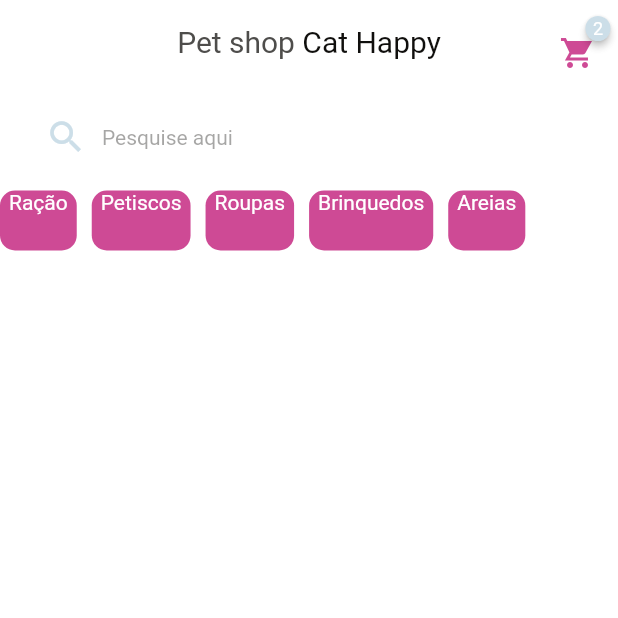
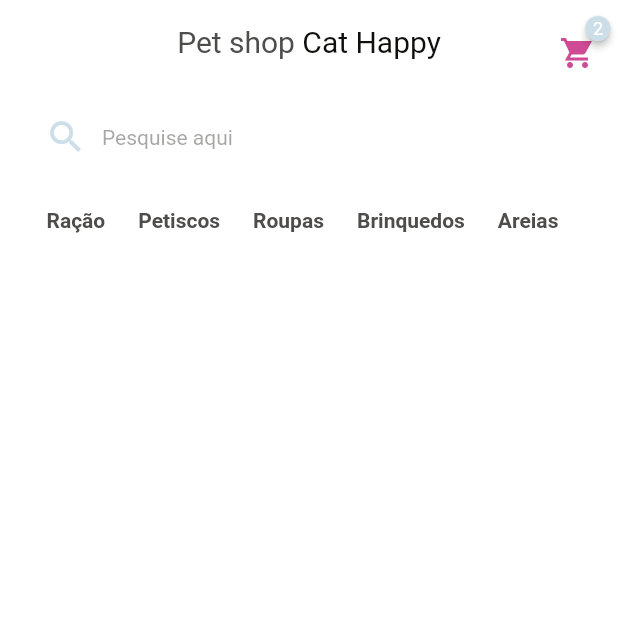
Before and after one commit to luanwertys/flutter_app_feira_tcc, a Flutter app: the HomeTab screen opened directly, on a phone screen of 412 x 824 dp, the top half of it. Run offline on Flutter 3.47's test engine with Material 2 defaults, Android fonts, the phone set to English and light mode, and no system bars; drawn by our look-alikes of badges; our stand-ins replace animated_text_kit, mask_text_input_formatter; Roboto replaces fonts that are missing (Muslish).

Commit message:
organização

```diff
--- a/lib/main.dart
+++ b/lib/main.dart
@@ -1,5 +1,5 @@
 import 'package:flutter/material.dart';
-import 'package:flutter_app_cat_happy/src/auth/sign_in_screen.dart';
+import 'package:flutter_app_cat_happy/src/pages/auth/sign_in_screen.dart';
 import 'package:flutter_app_cat_happy/src/config/custom_colors.dart';
 
 void main() {
--- a/lib/src/home/components/category_tile.dart
+++ /dev/null
@@ -1,31 +0,0 @@
-import 'package:flutter/material.dart';
-import 'package:flutter_app_cat_happy/src/config/custom_colors.dart';
-
-class CategoryTile extends StatelessWidget {
-  const CategoryTile({
-    Key? key,
-    required this.category,
-    required this.isSelected,
-  }) : super(key: key);
-
-  final String category;
-  final bool isSelected;
-  @override
-  Widget build(BuildContext context) {
-    return Container(
-      padding: const EdgeInsets.symmetric(
-        horizontal: 6,
-      ),
-      decoration: BoxDecoration(
-        borderRadius: BorderRadius.circular(10),
-        color: CustomColors.customContrastColor3,
-      ),
-      child: Text(
-        category,
-        style: TextStyle(
-          color: CustomColors.customContrastColor4,
-        ),
-      ),
-    );
-  }
-}
--- a/lib/src/home/home_tab.dart
+++ /dev/null
@@ -1,110 +0,0 @@
-import 'package:badges/badges.dart';
-import 'package:flutter/foundation.dart';
-import 'package:flutter/material.dart';
-import 'package:flutter_app_cat_happy/src/auth/components/custom_text_rich.dart';
-import 'package:flutter_app_cat_happy/src/config/custom_colors.dart';
-import 'package:flutter_app_cat_happy/src/home/components/category_tile.dart';
-
-class HomeTab extends StatelessWidget {
-  HomeTab({Key? key}) : super(key: key);
-
-  List<String> categorias = [
-    'Ração',
-    'Petiscos',
-    'Roupas',
-    'Brinquedos',
-    'Areias'
-  ];
-
-  @override
-  Widget build(BuildContext context) {
-    return Scaffold(
-      // App bar
-      appBar: AppBar(
-        backgroundColor: Colors.transparent,
-        elevation: 0,
-        centerTitle: true,
-        title: const CustomTextRich(
-          fontsize: 20,
-        ),
-        actions: [
-          Padding(
-            padding: const EdgeInsets.only(top: 15, right: 15),
-            child: GestureDetector(
-              onTap: () {},
-              child: Badge(
-                badgeColor: CustomColors.customSwatchColor,
-                badgeContent: const Text(
-                  '2',
-                  style: TextStyle(
-                    color: Colors.white,
-                    fontSize: 12,
-                  ),
-                ),
-                child: Icon(
-                  Icons.shopping_cart_sharp,
-                  color: CustomColors.customContrastColor3,
-                ),
-              ),
-            ),
-          )
-        ],
-      ),
-
-      // input search
-
-      body: Column(
-        children: [
-          Padding(
-            padding: const EdgeInsets.symmetric(
-              horizontal: 20,
-              vertical: 10,
-            ),
-            child: TextFormField(
-              decoration: InputDecoration(
-                filled: true,
-                fillColor: CustomColors.customContrastColor4,
-                isDense: true,
-                hintText: 'Pesquise aqui',
-                hintStyle: TextStyle(
-                  color: CustomColors.customContrastColor.withOpacity(.5),
-                  fontSize: 14,
-                ),
-                prefixIcon: Icon(
-                  Icons.search,
-                  color: CustomColors.customSwatchColor,
-                  size: 28,
-                ),
-                border: OutlineInputBorder(
-                  borderRadius: BorderRadius.circular(60),
-                  borderSide: const BorderSide(
-                    width: 0,
-                    style: BorderStyle.none,
-                  ),
-                ),
-              ),
-            ),
-          ),
-
-          // Categorias
-          SizedBox(
-            height: 40,
-            child: ListView.separated(
-              scrollDirection: Axis.horizontal,
-              itemBuilder: (_, index) {
-                return CategoryTile(
-                  category: categorias[index],
-                  isSelected: false,
-                );
-              },
-              separatorBuilder: (_, index) => const SizedBox(width: 10),
-              itemCount: categorias.length,
-            ),
-          ),
-
-          //List Grid
-        ],
-      ),
-    );
-  }
-}
--- a/lib/src/auth/sing_up_screen.dart
+++ b/lib/src/pages/auth/sing_up_screen.dart
@@ -1,5 +1,5 @@
 import 'package:flutter/material.dart';
-import 'package:flutter_app_cat_happy/src/auth/components/custom_text_field.dart';
+import 'package:flutter_app_cat_happy/src/pages/auth/components/custom_text_field.dart';
 import 'package:flutter_app_cat_happy/src/config/custom_colors.dart';
 import 'package:mask_text_input_formatter/mask_text_input_formatter.dart';
 
--- a/lib/src/base/base_screen.dart
+++ b/lib/src/pages/base/base_screen.dart
@@ -1,6 +1,6 @@
 import 'package:flutter/material.dart';
 import 'package:flutter_app_cat_happy/src/config/custom_colors.dart';
-import 'package:flutter_app_cat_happy/src/home/home_tab.dart';
+import 'package:flutter_app_cat_happy/src/pages/home/home_tab.dart';
 
 class BaseScreen extends StatefulWidget {
   const BaseScreen({Key? key}) : super(key: key);
--- /dev/null
+++ b/lib/src/pages/home/components/category_tile.dart
@@ -0,0 +1,45 @@
+import 'package:flutter/material.dart';
+import 'package:flutter_app_cat_happy/src/config/custom_colors.dart';
+
+class CategoryTile extends StatelessWidget {
+  const CategoryTile({
+    Key? key,
+    required this.category,
+    required this.isSelected,
+    required this.onPressed,
+  }) : super(key: key);
+
+  final String category;
+  final bool isSelected;
+  final VoidCallback onPressed;
+  @override
+  Widget build(BuildContext context) {
+    return GestureDetector(
+      onTap: onPressed,
+      child: Align(
+        alignment: Alignment.center,
+        child: Container(
+          padding: const EdgeInsets.symmetric(
+            horizontal: 6,
+          ),
+          decoration: BoxDecoration(
+            borderRadius: BorderRadius.circular(10),
+            color: isSelected
+                ? CustomColors.customContrastColor3
+                : Colors.transparent,
+          ),
+          child: Text(
+            category,
+            style: TextStyle(
+              color: isSelected
+                  ? CustomColors.customContrastColor4
+                  : CustomColors.customContrastColor,
+              fontWeight: FontWeight.bold,
+              fontSize: isSelected ? 16 : 14,
+            ),
+          ),
+        ),
+      ),
+    );
+  }
+}
```
Also changed, not shown: lib/src/pages/auth/sign_in_screen.dart (renamed from lib/src/auth/sign_in_screen.dart, +4 -4 lines), lib/src/pages/auth/components/custom_text_field.dart (renamed from lib/src/auth/components/custom_text_field.dart), lib/src/pages/auth/components/custom_text_rich.dart (renamed from lib/src/auth/components/custom_text_rich.dart).
